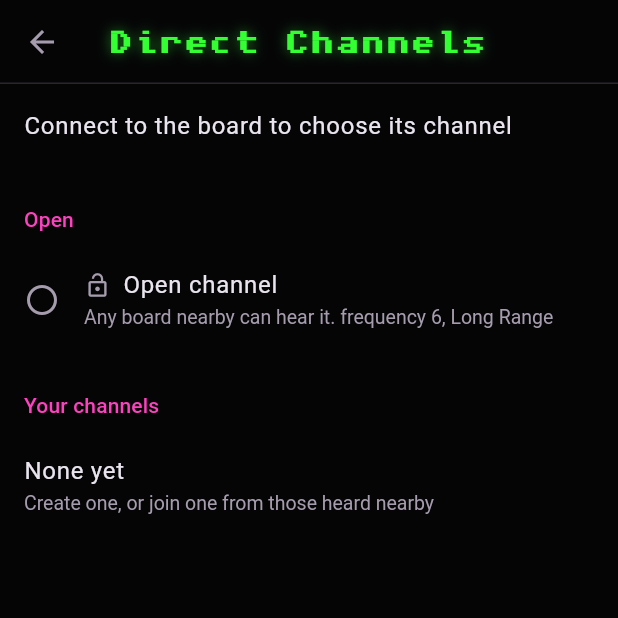
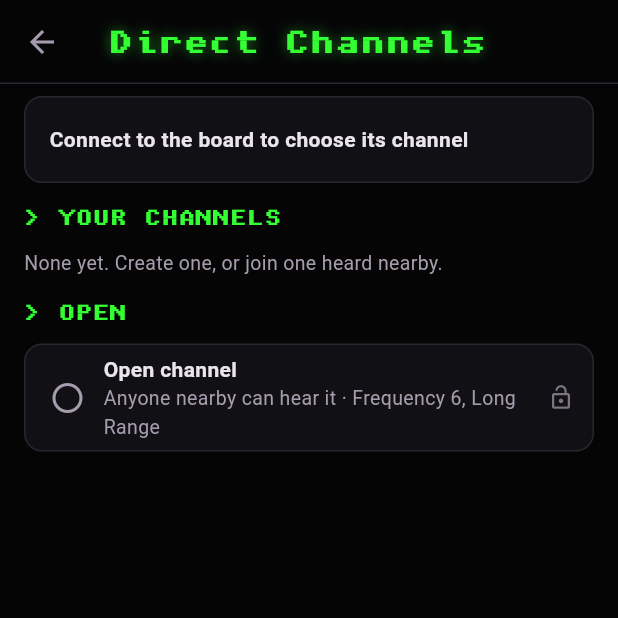
Before and after one commit to rcat3/DroneLab, a Flutter app: the GroupsPage screen opened directly with empty values, on a phone screen of 412 x 824 dp, the top half of it. Run offline on Flutter 3.47's test engine with Material 3 defaults, Android fonts, the phone set to English and light mode, and no system bars; our stand-ins replace image_picker, package_info_plus, share_plus, shared_preferences, webview_flutter; missing offline and left inert: flutter_foreground_task, flutter_pcm_sound, opus_codec, opus_codec_dart, pointycastle, universal_ble; accounts and stored records are empty.

Commit message:
Reconnect to the board when the app starts, and redo the Direct Channels page
The app goes back to the last board unless it was disconnected on purpose,
notices the link dropping while it connects too, and lets go of a dropped
link before trying again, so Android doesn't hold it half open. Direct
Channels shows the channel the board's on first, with Create a channel
under it, and says plainly what the frequency and Long Range mean.

```diff
--- a/app/lib/comm/board_link.dart
+++ b/app/lib/comm/board_link.dart
@@ -151,9 +151,9 @@ class BoardLink extends ChangeNotifier {
     notifyListeners();
     await _connSub?.cancel();
     _connSub = UniversalBle.connectionChangeStream(id).listen((c) {
-      if (!c.isConnected && state == BoardState.connected) {
+      if (!c.isConnected && _wanted && state != BoardState.off) {
         // Dropped before it ever said how it is: it wouldn't pair
-        _lost(status == null
+        _lost(state == BoardState.connected && status == null
             ? "The board didn't let this phone pair. On the board, open Settings, Paired Phones, "
                 'and tap Pair a phone'
             : c.error ?? 'The board went out of range');
@@ -188,6 +188,10 @@ class BoardLink extends ChangeNotifier {
     avatarSize = avatarSlots = 0;
     notifyListeners();
     _retry?.cancel();
+    // Let go of what's left of the link, or Android can keep it half open,
+    // and the board, thinking it's still connected, stops advertising
+    final id = deviceId;
+    if (id != null) UniversalBle.disconnect(id).catchError((_) {});
     if (_wanted) {
       _retry = Timer(const Duration(seconds: 3), _connect);
     }
--- a/app/lib/comm/comm_controller.dart
+++ b/app/lib/comm/comm_controller.dart
@@ -229,6 +229,12 @@ class CommController extends ChangeNotifier {
     _soundSub = board.sounds.listen(_onBoardSound);
     await loadOpus();
     notifyListeners();
+    // Back to the board from last time, unless it was disconnected on purpose
+    final id = lastBoardId;
+    if (id != null && (p.getBool('boardWanted') ?? true)) {
+      await board.connect(id, lastBoardName ?? 'Board');
+      await _updateBackground();
+    }
   }
 
   /// Pick a new avatar from [picture] (any image), or take it away with null.
@@ -272,11 +278,13 @@ class CommController extends ChangeNotifier {
   Future<void> connectBoard(String id, String name) async {
     await _prefs?.setString('boardId', id);
     await _prefs?.setString('boardName', name);
+    await _prefs?.setBool('boardWanted', true);
     await board.connect(id, name);
     await _updateBackground();
   }
 
   Future<void> disconnectBoard() async {
+    await _prefs?.setBool('boardWanted', false);
     await board.disconnect();
     await _updateBackground();
   }
--- a/app/lib/ui/groups_page.dart
+++ b/app/lib/ui/groups_page.dart
@@ -2,9 +2,11 @@ import 'package:flutter/material.dart';
 
 import '../comm/board_link.dart';
 import '../comm/comm_controller.dart';
+import 'theme.dart';
+import 'widgets.dart';
 
-/// Direct comms' groups: the open group, the groups made here or joined, and
-/// the groups heard about nearby, to join with their passphrase.
+/// Direct comms' channels: the one the board's on, those made or joined here,
+/// those heard nearby (joined with their passphrase), and the open channel.
 class GroupsPage extends StatefulWidget {
   final CommController comm;
   const GroupsPage({super.key, required this.comm});
@@ -19,7 +21,7 @@ class _GroupsPageState extends State<GroupsPage> {
   @override
   void initState() {
     super.initState();
-    // Hear about the groups on the other channels too
+    // Hear about the channels on the other frequencies too
     if (comm.boardSettings?.direct?.on ?? false) comm.scanDirect();
   }
 
@@ -29,100 +31,117 @@ class _GroupsPageState extends State<GroupsPage> {
       listenable: comm,
       builder: (context, _) {
         final direct = comm.board.state == BoardState.connected ? comm.boardSettings?.direct : null;
+        final usable = direct != null;
+        final on = direct?.on ?? false;
         final currentId = direct != null && direct.keyed ? direct.id : null;
         final saved = comm.groups.toList()..sort((a, b) => a.name.toLowerCase().compareTo(b.name.toLowerCase()));
         final savedIds = {for (final g in saved) g.id};
         final heard = comm.heardGroups.values.where((h) => !savedIds.contains(h.id)).toList()
           ..sort((a, b) => b.rssi.compareTo(a.rssi));
-        final title = Theme.of(context).textTheme.titleSmall?.copyWith(color: Theme.of(context).colorScheme.primary);
-        Widget header(String text) => Padding(
-              padding: const EdgeInsets.fromLTRB(16, 24, 16, 8),
-              child: Text(text, style: title),
-            );
-        final usable = direct != null;
+        final scanning = direct?.scanning ?? false;
+        const small = TextStyle(color: Kc.muted, fontSize: 13);
 
-        final scanning = direct?.scanning ?? false;
+        String nearby(String id) {
+          final h = comm.heardGroups[id];
+          return h == null ? '' : ' · ${h.boards} nearby';
+        }
+
         return Scaffold(
-          appBar: AppBar(
-            title: const Text('Direct Channels'),
-            actions: [
-              if (usable && direct.on)
-                scanning
-                    ? const Padding(
-                        padding: EdgeInsets.all(16),
-                        child: SizedBox(width: 20, height: 20, child: CircularProgressIndicator(strokeWidth: 2)))
-                    : IconButton(
-                        tooltip: 'Look for channels on every frequency',
-                        icon: const Icon(Icons.refresh),
-                        onPressed: comm.scanDirect),
-            ],
+          appBar: AppBar(title: const Text('Direct Channels')),
+          body: ListView(
+            padding: const EdgeInsets.fromLTRB(16, 8, 16, 24),
+            children: [
+              if (!usable)
+                const Panel(children: [PanelRow(title: 'Connect to the board to choose its channel')])
+              else ...[
+                if (!on)
+                  Panel(children: [
+                    PanelRow(
+                      title: 'Direct is off',
+                      subtitle: 'Switch it on to hear the channels nearby',
+                      trailing: [Switch(value: false, onChanged: comm.setDirect)],
                     ),
-          floatingActionButton: usable
-              ? FloatingActionButton.extended(
+                  ]),
+                const SectionHeader('On now'),
+                Panel(children: [
+                  PanelRow(
+                    leading: Icon(direct.keyed ? Icons.lock : Icons.lock_open, color: Kc.green),
+                    title: direct.keyed ? direct.group : 'Open channel',
+                    subtitle: '${_radio(direct.channel, direct.longRange)}'
+                        '${direct.keyed ? nearby(direct.id) : ' · anyone nearby can hear it'}',
+                  ),
+                ]),
+                const SizedBox(height: 12),
+                FilledButton.icon(
                   onPressed: () => createGroup(context, comm),
                   icon: const Icon(Icons.add),
                   label: const Text('Create a channel'),
-                )
-              : null,
-          body: ListView(
-            children: [
-              if (!usable)
-                const ListTile(title: Text('Connect to the board to choose its channel')),
-              if (usable && !direct.on)
-                ListTile(
-                  leading: const Icon(Icons.info_outline),
-                  title: const Text('Direct comms is off'),
-                  subtitle: const Text('Switch it on to hear the channels nearby'),
-                  trailing: Switch(value: false, onChanged: comm.setDirect),
                 ),
-              header('Open'),
-              _choice(
-                context,
-                selected: usable && !direct.keyed,
-                icon: Icons.lock_open,
-                title: 'Open channel',
-                subtitle: 'Any board nearby can hear it. ${radioText(6, true)}',
-                onTap: usable ? comm.joinOpenGroup : null,
-              ),
-              header('Your channels'),
+              ],
+              const SectionHeader('Your channels'),
               if (saved.isEmpty)
-                const ListTile(
-                    title: Text('None yet'),
-                    subtitle: Text('Create one, or join one from those heard nearby')),
+                const Text('None yet. Create one, or join one heard nearby.', style: small)
+              else
+                Panel(children: [
                   for (final g in saved)
-                _choice(
-                  context,
+                    _Choice(
                       selected: currentId == g.id,
-                  icon: Icons.lock,
+                      locked: true,
                       title: g.name,
-                  subtitle: [
-                    g.mine ? 'Made here' : 'Joined',
-                    radioText(g.channel, g.longRange),
-                    if (comm.heardGroups[g.id] case final h?) '${h.boards} nearby',
-                  ].join(', '),
-                  onTap: usable ? () => joinSavedGroup(context, comm, g) : null,
+                      subtitle: '${g.mine ? 'Made here' : 'Joined'} · ${_radio(g.channel, g.longRange)}${nearby(g.id)}',
+                      onTap: usable && currentId != g.id ? () => joinSavedGroup(context, comm, g) : null,
                       trailing: IconButton(
-                    tooltip: 'Delete it',
-                    icon: const Icon(Icons.delete_outline),
+                        tooltip: 'Delete ${g.name} from this phone',
+                        icon: const Icon(Icons.delete_outline, color: Kc.muted),
                         onPressed: () => _delete(context, g),
                       ),
                     ),
-              if (usable && direct.on) ...[
-                header('Heard nearby'),
+                ]),
+              if (on) ...[
+                SectionHeader(
+                  'Heard nearby',
+                  trailing: scanning
+                      ? const Padding(
+                          padding: EdgeInsets.all(12),
+                          child: SizedBox(width: 18, height: 18, child: CircularProgressIndicator(strokeWidth: 2)))
+                      : IconButton(
+                          tooltip: 'Listen again on every frequency',
+                          icon: const Icon(Icons.refresh, color: Kc.muted),
+                          onPressed: comm.scanDirect),
+                ),
                 if (heard.isEmpty)
-                  ListTile(title: Text(scanning ? 'Listening on every frequency...' : 'No other channels heard')),
+                  Text(scanning ? 'Listening on every frequency...' : 'No other channels heard', style: small)
+                else ...[
+                  Panel(children: [
                     for (final h in heard)
-                  _choice(
-                    context,
+                      _Choice(
                         selected: currentId == h.id,
-                    icon: Icons.lock_outline,
+                        locked: true,
                         title: h.name,
-                    subtitle: '${h.boards} ${h.boards == 1 ? 'board' : 'boards'}, ${h.rssi} dBm, '
-                        '${radioText(h.channel, h.longRange)}. Tap to join',
-                    onTap: () => joinHeardGroup(context, comm, h),
+                        subtitle: '${h.boards} ${h.boards == 1 ? 'board' : 'boards'} · ${_radio(h.channel, h.longRange)}',
+                        onTap: currentId == h.id ? null : () => joinHeardGroup(context, comm, h),
+                        trailing: const Padding(
+                          padding: EdgeInsets.only(right: 8),
+                          child: Text('JOIN', style: TextStyle(color: Kc.pink, fontWeight: FontWeight.w700)),
+                        ),
+                      ),
+                  ]),
+                  const Padding(
+                    padding: EdgeInsets.only(top: 6),
+                    child: Text('Joining takes the passphrase', style: small),
                   ),
                 ],
-              const SizedBox(height: 96),
+              ],
+              const SectionHeader('Open'),
+              Panel(children: [
+                _Choice(
+                  selected: usable && !direct.keyed,
+                  locked: false,
+                  title: 'Open channel',
+                  subtitle: 'Anyone nearby can hear it · ${_radio(6, true)}',
+                  onTap: usable && direct.keyed ? comm.joinOpenGroup : null,
+                ),
+              ]),
             ],
           ),
         );
@@ -130,28 +149,7 @@ class _GroupsPageState extends State<GroupsPage> {
     );
   }
 
-  Widget _choice(BuildContext context,
-      {required bool selected,
-      required IconData icon,
-      required String title,
-      required String subtitle,
-      VoidCallback? onTap,
-      Widget? trailing}) {
-    final scheme = Theme.of(context).colorScheme;
-    return ListTile(
-      leading: Icon(selected ? Icons.radio_button_checked : Icons.radio_button_unchecked,
-          color: selected ? scheme.primary : null),
-      title: Row(children: [
-        Icon(icon, size: 18),
-        const SizedBox(width: 8),
-        Flexible(child: Text(title)),
-      ]),
-      subtitle: Text(subtitle),
-      selected: selected,
-      onTap: onTap,
-      trailing: trailing,
-    );
-  }
+  static String _radio(int channel, bool longRange) => 'Frequency $channel${longRange ? ', Long Range' : ''}';
 
   Future<void> _delete(BuildContext context, DirectGroup g) async {
     final ok = await showDialog<bool>(
@@ -171,7 +169,43 @@ class _GroupsPageState extends State<GroupsPage> {
   }
 }
 
-/// Join a group heard nearby, asking for its passphrase.
+/// A channel to pick: a dot that's lit for the one the board's on.
+class _Choice extends StatelessWidget {
+  final bool selected;
+  final bool locked;
+  final String title;
+  final String subtitle;
+  final VoidCallback? onTap;
+  final Widget? trailing;
+  const _Choice(
+      {required this.selected,
+      required this.locked,
+      required this.title,
+      required this.subtitle,
+      this.onTap,
+      this.trailing});
+
+  @override
+  Widget build(BuildContext context) {
+    return Semantics(
+      selected: selected,
+      child: PanelRow(
+        leading: Icon(selected ? Icons.radio_button_checked : Icons.radio_button_unchecked,
+            color: selected ? Kc.pink : Kc.muted),
+        title: title,
+        subtitle: subtitle,
+        onTap: onTap,
+        trailing: [
+          Icon(locked ? Icons.lock_outline : Icons.lock_open, size: 18, color: Kc.dim),
+          const SizedBox(width: 4),
+          ?trailing,
+        ],
+      ),
+    );
+  }
+}
+
+/// Join a channel heard nearby, asking for its passphrase.
 Future<void> joinHeardGroup(BuildContext context, CommController comm, HeardGroup h) async {
   final got = await _ask(context, title: 'Join ${h.name}', askName: false, action: 'Join');
   if (got == null || !context.mounted) return;
@@ -179,14 +213,14 @@ Future<void> joinHeardGroup(BuildContext context, CommController comm, HeardGrou
       comm.joinGroup(h.name, got.passphrase, expectId: h.id, channel: h.channel, longRange: h.longRange));
 }
 
-/// Make a new group, asking for its name and passphrase.
+/// Make a new channel, asking for its name and passphrase.
 Future<void> createGroup(BuildContext context, CommController comm) async {
   final got = await _ask(context, title: 'Create a channel', askName: true, action: 'Create');
   if (got == null || !context.mounted) return;
   await _busy(context, comm.createGroup(got.name, got.passphrase, got.channel, got.longRange));
 }
 
-/// Join one of the groups kept here.
+/// Join one of the channels kept here.
 Future<void> joinSavedGroup(BuildContext context, CommController comm, DirectGroup g) =>
     _busy(context, comm.joinGroup(g.name, g.passphrase, mine: g.mine, channel: g.channel, longRange: g.longRange));
 
@@ -200,18 +234,19 @@ Future<void> _busy(BuildContext context, Future<String?> work) async {
   if (why != null) messenger.showSnackBar(SnackBar(content: Text(why)));
 }
 
-  /// What's typed in to make or join a group.
+/// What's typed in to make or join a channel.
 typedef GroupAnswer = ({String name, String passphrase, int channel, bool longRange});
 
-/// A group's name, channel and Long Range (if [askName], for a new one), and
-/// passphrase.
+/// A channel's name, frequency and Long Range (if [askName], for a new one),
+/// and passphrase.
 Future<GroupAnswer?> _ask(BuildContext context,
     {required String title, required bool askName, required String action}) {
   final name = TextEditingController();
   final passphrase = TextEditingController();
   var show = false;
-  var channel = 6;
+  var channel = 1;
   var longRange = true;
+  const small = TextStyle(color: Kc.muted, fontSize: 13);
   return showDialog<GroupAnswer>(
     context: context,
     builder: (context) => StatefulBuilder(
@@ -220,31 +255,34 @@ Future<GroupAnswer?> _ask(BuildContext context,
         content: SingleChildScrollView(
           child: Column(
             mainAxisSize: MainAxisSize.min,
+            crossAxisAlignment: CrossAxisAlignment.stretch,
             children: [
               if (askName)
                 TextField(
                   controller: name,
                   autofocus: true,
                   maxLength: 15,
-                  decoration: const InputDecoration(labelText: 'Name', helperText: 'Others nearby see it'),
+                  decoration: const InputDecoration(labelText: 'Name', helperText: 'Everyone nearby can see it'),
                 ),
+              const SizedBox(height: 8),
               TextField(
                 controller: passphrase,
                 autofocus: !askName,
                 obscureText: !show,
                 decoration: InputDecoration(
                   labelText: 'Passphrase',
-                  helperText: askName ? 'A few words is best. The others join with it' : null,
+                  helperText: askName ? 'Others need it to join. A few words is best' : null,
                   suffixIcon: IconButton(
+                    tooltip: show ? 'Hide it' : 'Show it',
                     icon: Icon(show ? Icons.visibility_off : Icons.visibility),
                     onPressed: () => setState(() => show = !show),
                   ),
                 ),
               ),
               if (askName) ...[
-                const SizedBox(height: 16),
-                Row(children: [
-                  const Expanded(child: Text('Frequency')),
+                const SizedBox(height: 20),
+                const Text('Frequency', style: TextStyle(fontWeight: FontWeight.w600)),
+                const SizedBox(height: 8),
                 SegmentedButton<int>(
                   showSelectedIcon: false,
                   segments: const [
@@ -255,16 +293,13 @@ Future<GroupAnswer?> _ask(BuildContext context,
                   selected: {channel},
                   onSelectionChanged: (sel) => setState(() => channel = sel.first),
                 ),
-                ]),
-                const Padding(
-                  padding: EdgeInsets.only(top: 4),
-                  child: Text('Another from the open channel (6) keeps the two from crowding each other',
-                      style: TextStyle(fontSize: 12)),
-                ),
+                const SizedBox(height: 6),
+                const Text("6 is the open channel's. Pick 1 or 11 so you don't share the air with it", style: small),
+                const SizedBox(height: 12),
                 SwitchListTile(
                   contentPadding: EdgeInsets.zero,
                   title: const Text('Long Range'),
-                  subtitle: const Text('Reaches further, but each packet takes twice as long on the air'),
+                  subtitle: const Text('Reaches further, but fewer boards can share the channel', style: small),
                   value: longRange,
                   onChanged: (v) => setState(() => longRange = v),
                 ),
```
Also changed, not shown: 1 other file. Lines whose indentation alone changed are shown as unchanged.
